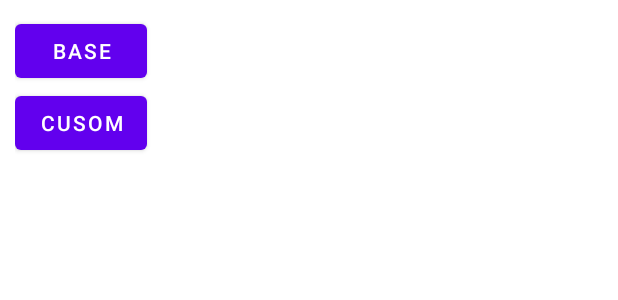
After one commit to stark0m/NasaCustomApp, an Android app: the layout theme_choose_dialog.xml on its own in the app's theme, with its tools: preview values and no code run, on a phone screen of 412 x 824 dp. The commit adds this screen. Shown: the top 300 px of the screen. Run offline under Robolectric (Android 15) with nearby library versions, the phone set to English and light mode, and no system bars; network calls fail.

Commit message:
добавили выбор темы , сохраняем в шеред преференс

```diff
--- a/app/src/main/java/com/example/nasacustomapp/model/viewmodel/AppState.kt
+++ b/app/src/main/java/com/example/nasacustomapp/model/viewmodel/AppState.kt
@@ -1,11 +1,14 @@
 package com.example.nasacustomapp.model.viewmodel
 
 import com.example.nasacustomapp.model.nasadto.NasaDTO
+import com.example.nasacustomapp.model.theme.AppTheme
 import java.lang.Error
 
 sealed class AppState{
     data class Success(val serverResponce:NasaDTO):AppState()
     data class Error (val error: Throwable):AppState()
+    data class ActiveTheme(val theme: AppTheme):AppState()
     object Loading:AppState()
 
+
 }
--- a/app/src/main/java/com/example/nasacustomapp/model/viewmodel/VIewModelInterface.kt
+++ b/app/src/main/java/com/example/nasacustomapp/model/viewmodel/VIewModelInterface.kt
@@ -1,5 +1,8 @@
 package com.example.nasacustomapp.model.viewmodel
+
+import com.example.nasacustomapp.model.theme.AppTheme
 
 interface VIewModelInterface {
     fun getData()
+    fun setApplicationTheme(theme: AppTheme)
 }
--- a/app/src/main/java/com/example/nasacustomapp/utils/AppConst.kt
+++ b/app/src/main/java/com/example/nasacustomapp/utils/AppConst.kt
@@ -1,7 +1,12 @@
 package com.example.nasacustomapp.utils
+
+import com.example.nasacustomapp.R
 
 const val  NASA_BASE_URL = "https://api.nasa.gov/"
 const val  WIKI_PARSE_URL = "https://en.wikipedia.org/wiki/"
 
 const val APPLICATION_PREFS_THEME_FILE = "theme.properties"
 const val APP_THEME_TAG = "APP_THEME_TAG"
+
+const val DEFAULT_THEME = R.style.Theme_NasaCustomApp
+const val CUSTOM_THEME = R.style.Theme_NasaCustomTheme
--- /dev/null
+++ b/app/src/main/res/layout/theme_choose_dialog.xml
@@ -0,0 +1,18 @@
+<?xml version="1.0" encoding="utf-8"?>
+<androidx.appcompat.widget.LinearLayoutCompat xmlns:android="http://schemas.android.com/apk/res/android"
+    android:layout_width="match_parent"
+    android:layout_height="match_parent"
+    android:orientation="vertical"
+    android:layout_margin="@dimen/dialog_layout_base_margin">
+
+    <com.google.android.material.button.MaterialButton
+        android:layout_width="wrap_content"
+        android:layout_height="wrap_content"
+        android:text="@string/base_button_text"
+        android:id="@+id/base_theme_button"/>
+    <com.google.android.material.button.MaterialButton
+        android:layout_width="wrap_content"
+        android:layout_height="wrap_content"
+        android:text="@string/cusom_button_text"
+        android:id="@+id/custom_theme_button"/>
+</androidx.appcompat.widget.LinearLayoutCompat>
--- a/app/src/main/res/values/dimens.xml
+++ b/app/src/main/res/values/dimens.xml
@@ -1,4 +1,5 @@
 <?xml version="1.0" encoding="utf-8"?>
 <resources>
     <dimen name="dp100">100dp</dimen>
+    <dimen name="dialog_layout_base_margin">10dp</dimen>
 </resources>
--- a/app/src/main/res/values/strings.xml
+++ b/app/src/main/res/values/strings.xml
@@ -6,4 +6,6 @@
     <string name="favourite">favourite</string>
     <string name="settings">settings</string>
     <string name="search">Search</string>
+    <string name="base_button_text">Base</string>
+    <string name="cusom_button_text">Cusom</string>
 </resources>
```
Also changed, not shown: app/src/main/java/com/example/nasacustomapp/app/MainActivity.kt (+41 -0 lines), app/src/main/java/com/example/nasacustomapp/model/theme/AppTheme.kt (+13 -1 lines), app/src/main/java/com/example/nasacustomapp/model/viewmodel/NasaViewModel.kt (+16 -1 lines), app/src/main/java/com/example/nasacustomapp/view/startfragment/NasaFragment.kt (+44 -11 lines), app/src/main/res/values/themes.xml (+14 -0 lines).
